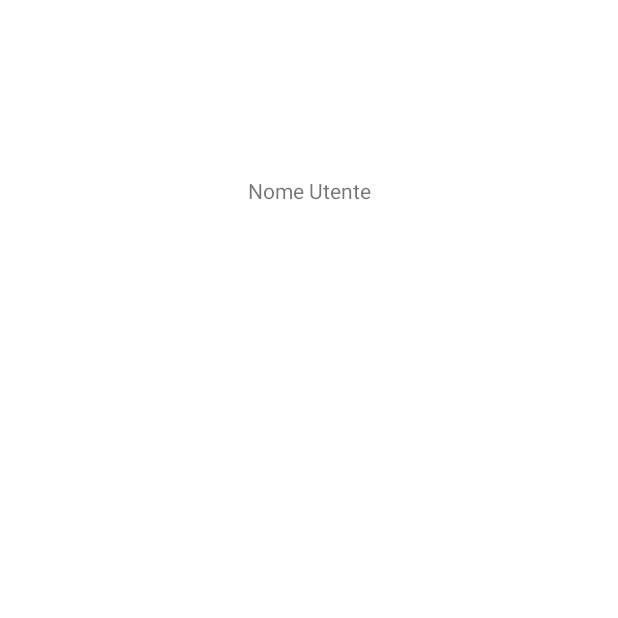
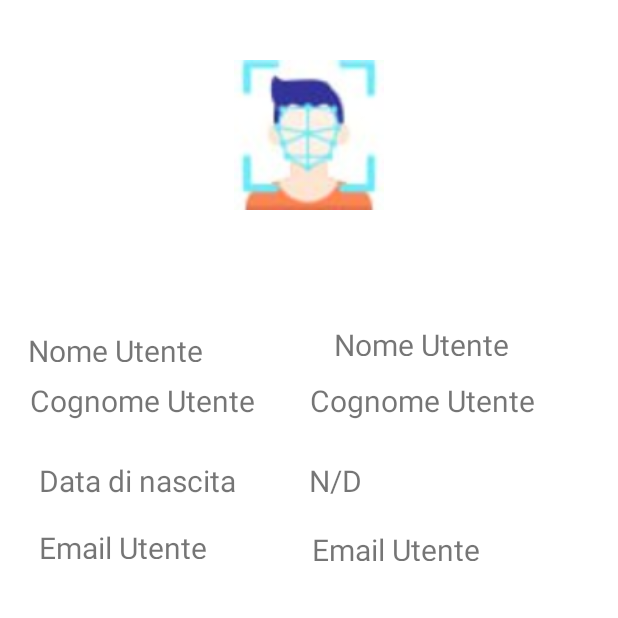
Before and after one commit to 1999-sis/melogiri, an Android app: the UtenteActivity screen opened directly, with no data from a screen before it, on a phone screen of 412 x 824 dp, the top half of it. Before the commit the part shown is almost empty. Run offline under Robolectric (Android 15) with nearby library versions, the phone set to English and light mode, and no system bars.

Commit message:
creazione activity profilo con layout aggiustare layout del profilo activity
//TODO : bottoni + - di incremento e decremento di bevanda;

```diff
--- a/app/src/main/AndroidManifest.xml
+++ b/app/src/main/AndroidManifest.xml
@@ -29,6 +29,8 @@
         <activity android:name=".view.CarrelloActivity" />
         <activity android:name=".view.UtenteActivity" />
         <activity android:name=".view.BevandaDescriptionActivity" />
+        <activity android:name=".view.ProfileActivity" />
+
 
         <!-- Controller Activities (if any) -->
         <!-- No specific declaration needed for controller activities -->
--- a/app/src/main/java/com/example/melogiri/view/HomePageActivity.java
+++ b/app/src/main/java/com/example/melogiri/view/HomePageActivity.java
@@ -22,6 +22,7 @@ import com.example.melogiri.model.Utente;
 import com.example.melogiri.recycleView.RecycleViewInterface;
 import com.example.melogiri.util.BevandeCallback;
 import com.google.android.material.bottomnavigation.BottomNavigationView;
+
 
 import java.util.ArrayList;
 import java.util.List;
@@ -71,10 +72,15 @@ public class HomePageActivity extends AppCompatActivity implements RecycleViewIn
         Log.d("Utente in HomePage: ", utente.toString());
 
         BottomNavigationView navigationView = findViewById(R.id.bottomNavigator);
+        Utente finalUtente = utente;
+
         navigationView.setOnItemSelectedListener(item -> {
             switch (item.getItemId()) {
                 case R.id.profile:
                     // Handle profile navigation
+                    Intent profiloIntent = new Intent(HomePageActivity.this, ProfileActivity.class);
+                    profiloIntent.putExtra("utente", finalUtente);
+                    startActivity(profiloIntent);
                     break;
                 case R.id.carrello:
                     // Open CarrelloActivity when "Carrello" is pressed
@@ -110,7 +116,7 @@ public class HomePageActivity extends AppCompatActivity implements RecycleViewIn
                         for (Bevanda bevanda : productList) {
                             String categoria = bevanda.getCategoria().toString();
                             Log.d("Categoria: ", categoria);
-                            if (categoria.equalsIgnoreCase(new Categoria("Soft Drink").toString())) {
+                            if (categoria.equalsIgnoreCase(new Categoria("drinkanalcolici").toString())) {
                                 softDrinks.add(bevanda);
                             }
                         }
@@ -146,7 +152,7 @@ public class HomePageActivity extends AppCompatActivity implements RecycleViewIn
                         for (Bevanda bevanda : productList) {
                             String categoria = bevanda.getCategoria().toString();
                             Log.d("Categoria: ", categoria);
-                            if (categoria.equalsIgnoreCase(new Categoria("Alcolici").toString())) {
+                            if (categoria.equalsIgnoreCase(new Categoria("drinkalcolici").toString())) {
                                 alcolici.add(bevanda);
                             }
                         }
--- /dev/null
+++ b/app/src/main/java/com/example/melogiri/view/ProfileActivity.java
@@ -0,0 +1,46 @@
+package com.example.melogiri.view;
+
+import android.content.Intent;
+import android.os.Bundle;
+import android.view.View;
+import android.widget.Button;
+import android.widget.TextView;
+
+import androidx.appcompat.app.AppCompatActivity;
+
+import com.example.melogiri.R;
+import com.example.melogiri.controller.AppController;
+import com.example.melogiri.controller.ControllerRegister;
+import com.example.melogiri.model.Utente;
+
+public class ProfileActivity extends AppCompatActivity {
+
+    @Override
+    protected void onCreate(Bundle savedInstanceState)
+    {
+        super.onCreate(savedInstanceState);
+        setContentView(R.layout.activity_utente);
+
+        Intent intent = getIntent();
+
+        Utente utente = (Utente) intent.getSerializableExtra("utente");
+
+        TextView textViewNomeUtente = findViewById(R.id.nomeUtente);
+        textViewNomeUtente.setText(utente.getNome());
+
+        TextView textViewCognomeUtente = findViewById(R.id.cognomeUtente);
+        textViewCognomeUtente.setText(utente.getCognome());
+
+        if(null!=utente.getData()){
+            TextView textViewDataNascita = findViewById(R.id.dataDiNascita);
+            textViewDataNascita.setText((CharSequence) utente.getData());
+        }
+
+        TextView textViewEmail = findViewById(R.id.Email);
+        textViewEmail.setText(utente.getEmail());
+
+
+
+
+    };
+}
--- a/app/src/main/java/com/example/melogiri/view/UtenteActivity.java
+++ b/app/src/main/java/com/example/melogiri/view/UtenteActivity.java
@@ -20,7 +20,7 @@ public class UtenteActivity extends AppCompatActivity {
         super.onCreate(savedInstanceState);
         setContentView(R.layout.activity_utente);
 
-        textViewNome = findViewById(R.id.textView3);
+        textViewNome = findViewById(R.id.nomeUtente);
         appController = new AppController();
 
         Intent intent = getIntent();
--- a/app/src/main/res/layout/activity_utente.xml
+++ b/app/src/main/res/layout/activity_utente.xml
@@ -3,28 +3,110 @@
     xmlns:app="http://schemas.android.com/apk/res-auto"
     xmlns:tools="http://schemas.android.com/tools"
     android:layout_width="match_parent"
-    android:layout_height="match_parent">
+    android:layout_height="match_parent"
+    android:background="@color/white"
+    android:padding="16dp">
+
+    <TextView
+        android:id="@+id/email2"
+        android:layout_width="172dp"
+        android:layout_height="21dp"
+        android:text="Email Utente"
+        android:textSize="20sp"
+        app:layout_constraintBottom_toBottomOf="parent"
+        app:layout_constraintEnd_toStartOf="@+id/Email"
+        app:layout_constraintStart_toStartOf="parent"
+        app:layout_constraintTop_toBottomOf="@+id/dataDiNascita3"
+        app:layout_constraintVertical_bias="0.047" />
+
+    <TextView
+        android:id="@+id/dataDiNascita3"
+        android:layout_width="170dp"
+        android:layout_height="23dp"
+        android:layout_marginTop="24dp"
+        android:text="Data di nascita"
+        android:textSize="20sp"
+        app:layout_constraintEnd_toStartOf="@+id/dataDiNascita"
+        app:layout_constraintStart_toStartOf="parent"
+        app:layout_constraintTop_toBottomOf="@+id/cognomeUtente3" />
+
+    <TextView
+        android:id="@+id/cognomeUtente3"
+        android:layout_width="181dp"
+        android:layout_height="29dp"
+        android:layout_marginStart="4dp"
+        android:layout_marginTop="12dp"
+        android:text="Cognome Utente"
+        android:textSize="20sp"
+        app:layout_constraintStart_toStartOf="parent"
+        app:layout_constraintTop_toBottomOf="@+id/nomeUtente3" />
+
+    <TextView
+        android:id="@+id/nomeUtente3"
+        android:layout_width="169dp"
+        android:layout_height="21dp"
+        android:layout_marginTop="204dp"
+        android:layout_marginEnd="4dp"
+        android:text="Nome Utente"
+        android:textSize="20sp"
+        app:layout_constraintEnd_toStartOf="@+id/nomeUtente"
+        app:layout_constraintHorizontal_bias="0.081"
+        app:layout_constraintStart_toStartOf="parent"
+        app:layout_constraintTop_toTopOf="parent" />
 
     <ImageView
-        android:id="@+id/imageView3"
-        android:layout_width="wrap_content"
-        android:layout_height="wrap_content"
+        android:id="@+id/imageViewProfile"
+        android:layout_width="100dp"
+        android:layout_height="100dp"
+        android:layout_marginTop="24dp"
+        android:src="@drawable/login_faceid"
+        app:layout_constraintEnd_toEndOf="parent"
+        app:layout_constraintStart_toStartOf="parent"
+        app:layout_constraintTop_toTopOf="parent" />
+
+    <TextView
+        android:id="@+id/nomeUtente"
+        android:layout_width="169dp"
+        android:layout_height="21dp"
+        android:layout_marginTop="200dp"
+        android:layout_marginEnd="4dp"
+        android:text="Nome Utente"
+        android:textSize="20sp"
+        app:layout_constraintEnd_toEndOf="parent"
+        app:layout_constraintTop_toTopOf="parent" />
+
+    <TextView
+        android:id="@+id/cognomeUtente"
+        android:layout_width="181dp"
+        android:layout_height="29dp"
+        android:layout_marginTop="16dp"
+        android:layout_marginEnd="8dp"
+        android:text="Cognome Utente"
+        android:textSize="20sp"
+        app:layout_constraintEnd_toEndOf="parent"
+        app:layout_constraintTop_toBottomOf="@+id/nomeUtente" />
+
+    <TextView
+        android:id="@+id/dataDiNascita"
+        android:layout_width="170dp"
+        android:layout_height="23dp"
+        android:layout_marginTop="24dp"
+        android:layout_marginEnd="20dp"
+        android:text="N/D"
+        android:textSize="20sp"
+        app:layout_constraintEnd_toEndOf="parent"
+        app:layout_constraintTop_toBottomOf="@+id/cognomeUtente" />
+
+    <TextView
+        android:id="@+id/Email"
+        android:layout_width="172dp"
+        android:layout_height="21dp"
+        android:layout_marginEnd="16dp"
+        android:text="Email Utente"
+        android:textSize="20sp"
         app:layout_constraintBottom_toBottomOf="parent"
         app:layout_constraintEnd_toEndOf="parent"
-        app:layout_constraintHorizontal_bias="0.498"
-        app:layout_constraintStart_toStartOf="parent"
-        app:layout_constraintTop_toTopOf="parent"
-        app:layout_constraintVertical_bias="0.131"
-        tools:srcCompat="@tools:sample/avatars" />
+        app:layout_constraintTop_toBottomOf="@+id/dataDiNascita"
+        app:layout_constraintVertical_bias="0.049" />
 
-    <TextView
-        android:id="@+id/textView3"
-        android:layout_width="wrap_content"
-        android:layout_height="wrap_content"
-        android:text="Nome Utente"
-        app:layout_constraintBottom_toBottomOf="parent"
-        app:layout_constraintEnd_toEndOf="parent"
-        app:layout_constraintStart_toStartOf="parent"
-        app:layout_constraintTop_toBottomOf="@+id/imageView3"
-        app:layout_constraintVertical_bias="0.013" />
 </androidx.constraintlayout.widget.ConstraintLayout>
```
